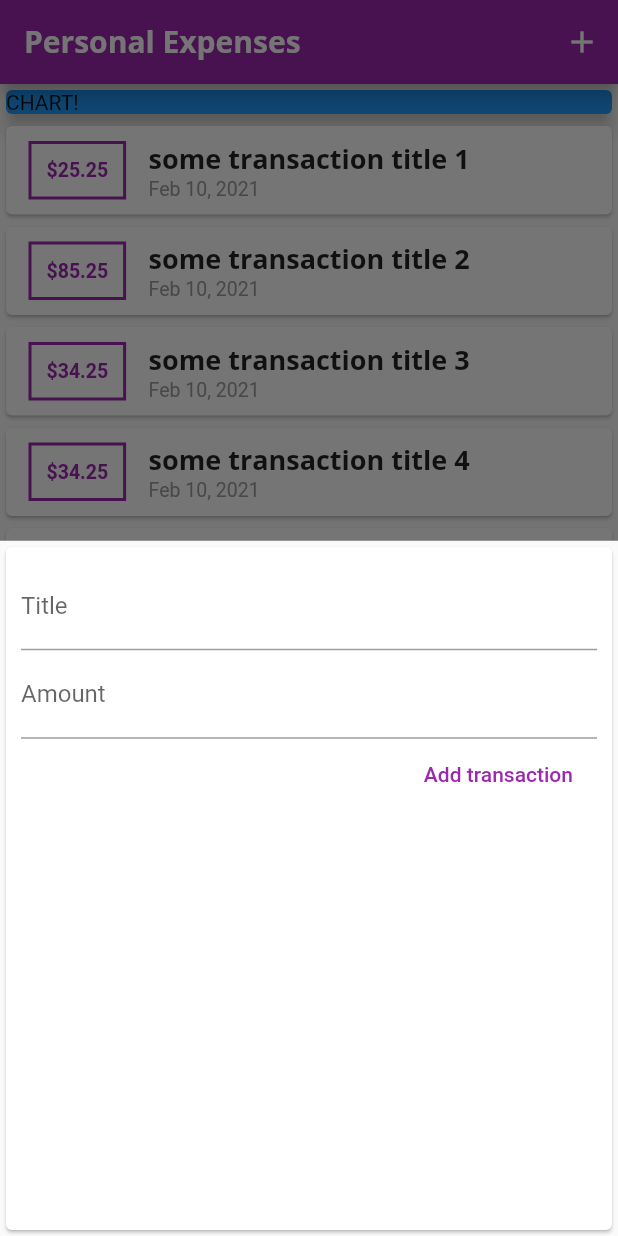
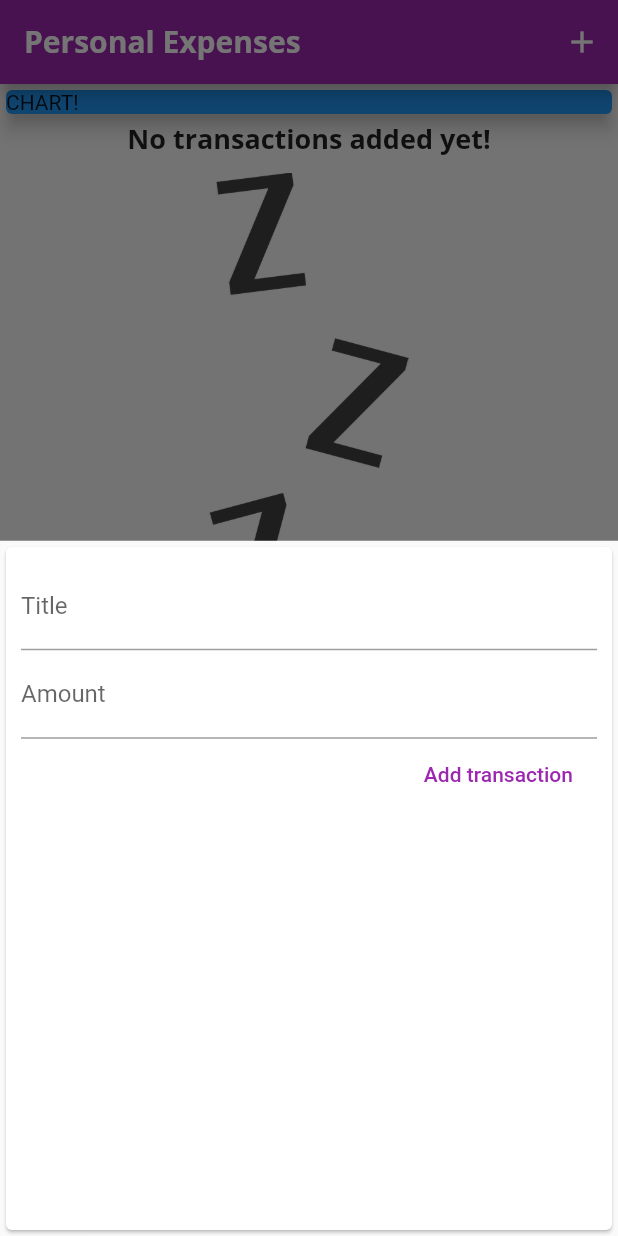
Before and after one commit to robozavri/flutter-finance, a Flutter app: the screen it shows after launch, after a tap on the "add" icon, on a phone screen of 412 x 824 dp. Run offline on Flutter 3.47's test engine with Material 2 defaults, Android fonts, the phone set to English and light mode, and no system bars.

Commit message:
[feat][finish-96 lesson]: finish add image and sized box

```diff
--- a/lib/main.dart
+++ b/lib/main.dart
@@ -37,42 +37,42 @@ class MyHomePage extends StatefulWidget {
 
 class _MyHomePageState extends State<MyHomePage> {
   final List<Transaction> _userTransactions = [
-    Transaction(
-      id: 'otfghjkl;',
-      title: 'some transaction title 1',
-      amount: 25.25,
-      date: DateTime.now(),
-    ),
-    Transaction(
-      id: 'hnkyuuimu;',
-      title: 'some transaction title 2',
-      amount: 85.25,
-      date: DateTime.now(),
-    ),
-    Transaction(
-      id: 'vgrvgtg;',
-      title: 'some transaction title 3',
-      amount: 34.25,
-      date: DateTime.now(),
-    ),
-    Transaction(
-      id: 'vgrvgtg;',
-      title: 'some transaction title 4',
-      amount: 34.25,
-      date: DateTime.now(),
-    ),
-    Transaction(
-      id: 'vgrvgtg;',
-      title: 'some transaction title 5',
-      amount: 34.25,
-      date: DateTime.now(),
-    ),
-    Transaction(
-      id: 'vgrvgtg;',
-      title: 'some transaction title 6',
-      amount: 34.25,
-      date: DateTime.now(),
-    )
+    // Transaction(
+    //   id: 'otfghjkl;',
+    //   title: 'some transaction title 1',
+    //   amount: 25.25,
+    //   date: DateTime.now(),
+    // ),
+    // Transaction(
+    //   id: 'hnkyuuimu;',
+    //   title: 'some transaction title 2',
+    //   amount: 85.25,
+    //   date: DateTime.now(),
+    // ),
+    // Transaction(
+    //   id: 'vgrvgtg;',
+    //   title: 'some transaction title 3',
+    //   amount: 34.25,
+    //   date: DateTime.now(),
+    // ),
+    // Transaction(
+    //   id: 'vgrvgtg;',
+    //   title: 'some transaction title 4',
+    //   amount: 34.25,
+    //   date: DateTime.now(),
+    // ),
+    // Transaction(
+    //   id: 'vgrvgtg;',
+    //   title: 'some transaction title 5',
+    //   amount: 34.25,
+    //   date: DateTime.now(),
+    // ),
+    // Transaction(
+    //   id: 'vgrvgtg;',
+    //   title: 'some transaction title 6',
+    //   amount: 34.25,
+    //   date: DateTime.now(),
+    // )
   ];
 
   void _addNewTransaction(String txTitle, double txAmount) {
--- a/lib/widgets/transaction_list.dart
+++ b/lib/widgets/transaction_list.dart
@@ -10,13 +10,31 @@ class TransactionList extends StatelessWidget {
   Widget build(BuildContext context) {
     return Container(
       height: 500,
-      child: ListView.builder(
+      child: tranactions.isEmpty
+          ? Column(
+              children: <Widget>[
+                Text(
+                  'No transactions added yet!',
+                  style: Theme.of(context).textTheme.title,
+                ),
+                SizedBox(height: 10),
+                Container(
+                  height: 300,
+                  child: Image.asset(
+                    'lib/assets/images/waiting.png',
+                    fit: BoxFit.cover,
+                  ),
+                )
+              ],
+            )
+          : ListView.builder(
               itemBuilder: (ctx, index) {
                 return Card(
                   child: Row(
                     children: <Widget>[
                       Container(
-                  margin: EdgeInsets.symmetric(vertical: 10, horizontal: 15),
+                        margin:
+                            EdgeInsets.symmetric(vertical: 10, horizontal: 15),
                         padding: EdgeInsets.all(10),
                         decoration: BoxDecoration(
                             border: Border.all(color: Colors.purple, width: 2)),
@@ -33,8 +51,11 @@ class TransactionList extends StatelessWidget {
                         children: [
                           Text(tranactions[index].title,
                               style: Theme.of(context).textTheme.headline6),
-                    Text(DateFormat.yMMMd().format(tranactions[index].date),
-                        style: TextStyle(fontSize: 13, color: Colors.grey)),
+                          Text(
+                              DateFormat.yMMMd()
+                                  .format(tranactions[index].date),
+                              style:
+                                  TextStyle(fontSize: 13, color: Colors.grey)),
                         ],
                       )
                     ],
```
Also changed, not shown: pubspec.yaml (+12 -12 lines), lib/assets/images/waiting.png (added). Lines whose indentation alone changed are shown as unchanged.
